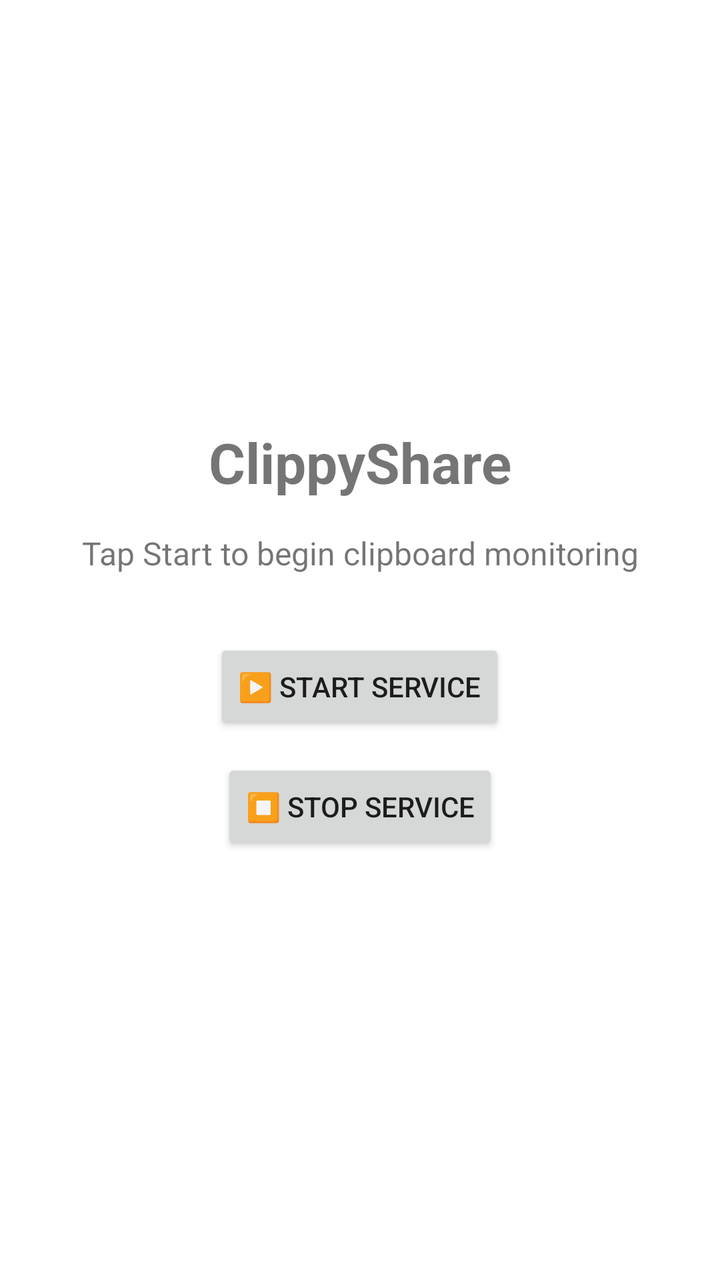
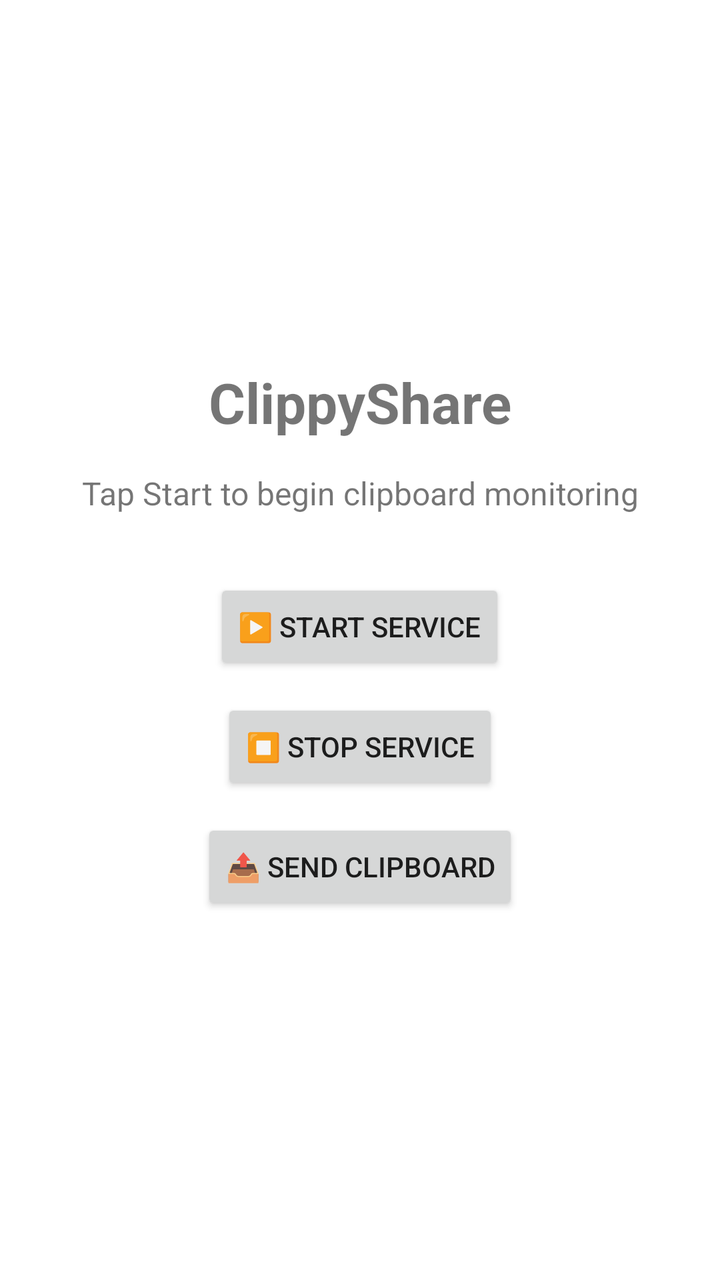

The first picture is an Android layout as it rendered before a commit; the second is the same layout after the commit. The layout source and the unified diff follow.
<!-- AndroidManifest.xml: application theme AppTheme -->
<!-- res/layout/activity_main.xml -->
<?xml version="1.0" encoding="utf-8" ?>
<LinearLayout
    xmlns:android="http://schemas.android.com/apk/res/android"
    android:layout_width="match_parent"
    android:layout_height="match_parent"
    android:orientation="vertical"
    android:padding="16dp"
    android:gravity="center"
>

    <TextView
        android:layout_width="wrap_content"
        android:layout_height="wrap_content"
        android:text="ClippyShare"
        android:textSize="28sp"
        android:textStyle="bold"
        android:layout_marginBottom="16dp"
    />

    <TextView
        android:id="@+id/statusText"
        android:layout_width="wrap_content"
        android:layout_height="wrap_content"
        android:text="Tap Start to begin clipboard monitoring"
        android:textSize="16sp"
        android:gravity="center"
        android:layout_marginBottom="32dp"
        android:textAlignment="center"
    />

    <Button
        android:id="@+id/startButton"
        android:layout_width="wrap_content"
        android:layout_height="wrap_content"
        android:text="▶️ Start Service"
        android:layout_marginBottom="12dp"
    />

    <Button
        android:id="@+id/stopButton"
        android:layout_width="wrap_content"
        android:layout_height="wrap_content"
        android:text="⏹️ Stop Service"
    />

</LinearLayout>
<!-- resources referenced by this layout -->
<resources>
  <style name="AppTheme" parent="Theme.AppCompat.Light.DarkActionBar">
          
          <item name="colorPrimary">@color/colorPrimary</item>
          <item name="colorPrimaryDark">@color/colorPrimaryDark</item>
          <item name="colorAccent">@color/colorAccent</item>
      </style>
  <style name="Theme.AppCompat.Light.DarkActionBar" parent="Theme.MaterialComponents.DayNight.DarkActionBar">
          
      </style>
  <color name="colorPrimary">#6200EE</color>
  <color name="colorPrimaryDark">#3700B3</color>
  <color name="colorAccent">#03DAC5</color>
</resources>

<!-- the commit's change to res/layout/activity_main.xml (unified diff, before → after) -->
@@ -41,6 +41,14 @@
         android:layout_width="wrap_content"
         android:layout_height="wrap_content"
         android:text="⏹️ Stop Service"
+        android:layout_marginBottom="12dp"
+    />
+
+    <Button
+        android:id="@+id/sendClipboardButton"
+        android:layout_width="wrap_content"
+        android:layout_height="wrap_content"
+        android:text="📤 Send Clipboard"
     />
 
 </LinearLayout>
